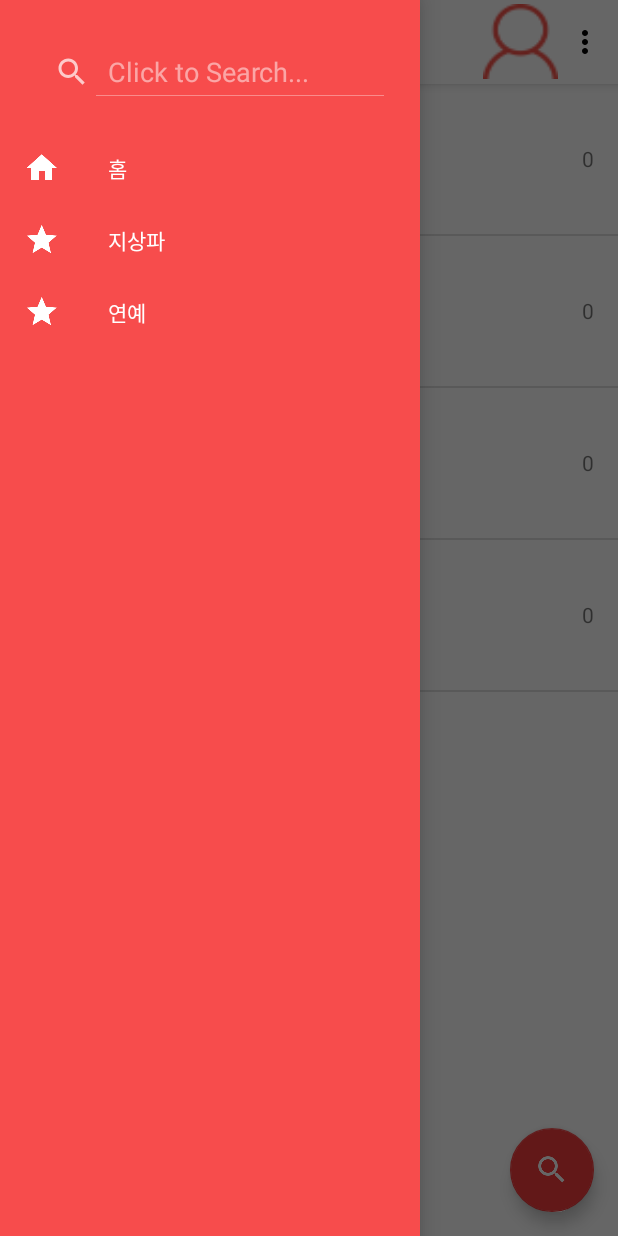
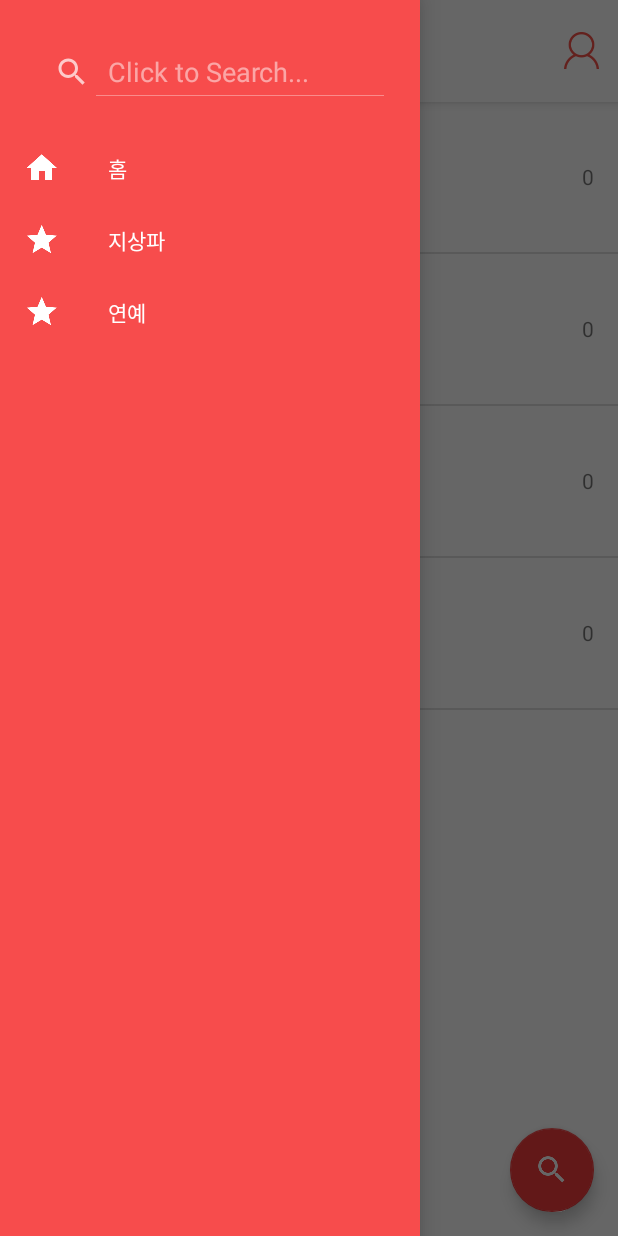
Before and after one commit to Nexters/bullpanApp, an Android app: the MainActivity screen opened directly, with no data from a screen before it, with the side drawer open, on a phone screen of 412 x 824 dp. Run offline under Robolectric (Android 15) with nearby library versions, the phone set to English and light mode, and no system bars; pictures from the network do not load; 3 statements that could not run were skipped.

Commit message:
toolbar부분 마진 수정 및 아이콘 수정

```diff
--- a/app/src/main/java/com/bullpan/bullpanapp/activity/MainActivity.java
+++ b/app/src/main/java/com/bullpan/bullpanapp/activity/MainActivity.java
@@ -8,6 +8,7 @@ import android.os.Bundle;
 import android.support.design.widget.FloatingActionButton;
 import android.support.v4.widget.SwipeRefreshLayout;
 import android.support.v7.widget.SearchView;
+import android.view.Gravity;
 import android.view.View;
 import android.support.design.widget.NavigationView;
 import android.support.v4.view.GravityCompat;
@@ -69,6 +70,8 @@ public class MainActivity extends AppCompatActivity
         drawer = (DrawerLayout) findViewById(R.id.drawer_layout);
         toggle = new ActionBarDrawerToggle(
                 this, drawer, toolbar, R.string.navigation_drawer_open, R.string.navigation_drawer_close);
+        toggle.setDrawerIndicatorEnabled(false);
+        toolbar.setNavigationIcon(R.drawable.ic_drawer_red);
         navigationView = (NavigationView) findViewById(R.id.nav_view);
         mSwipeRefreshLayout = (SwipeRefreshLayout) findViewById(R.id.swipe_refresh_layout);
         mChannelListView = (ListView) findViewById(android.R.id.list);
@@ -77,6 +80,7 @@ public class MainActivity extends AppCompatActivity
         mListAdapter = new ChannelListAdapter(this, mTvChannels);
 
         btnUser = (ImageButton)findViewById(R.id.btnUserinfo);
+        btnUser.setVisibility(View.GONE);
         btnUser.setOnClickListener(new View.OnClickListener()
         {
             @Override
@@ -90,6 +94,12 @@ public class MainActivity extends AppCompatActivity
 
     private void initEvents() {
         drawer.setDrawerListener(toggle);
+        toolbar.setNavigationOnClickListener(new View.OnClickListener() {
+            @Override
+            public void onClick(View v) {
+                drawer.openDrawer(Gravity.LEFT);
+            }
+        });
         toggle.syncState();
         fab.setOnClickListener(new View.OnClickListener() {
             @Override
@@ -204,8 +214,8 @@ public class MainActivity extends AppCompatActivity
         int id = item.getItemId();
 
         //noinspection SimplifiableIfStatement
-        if (id == R.id.action_settings) {
-            return true;
+        if (id == R.id.action_mypage) {
+            startActivity(new Intent(MainActivity.this, UserInfoActivity.class));
         }
 
         return super.onOptionsItemSelected(item);
--- a/app/src/main/res/layout/app_bar_main.xml
+++ b/app/src/main/res/layout/app_bar_main.xml
@@ -19,7 +19,14 @@
             android:layout_width="match_parent"
             android:layout_height="?attr/actionBarSize"
             android:background="?attr/colorPrimary"
-            app:popupTheme="@style/ThemeOverlay.AppCompat.ActionBar">
+            app:theme="@style/Custom.Widget.toolbar"
+            android:contentInsetLeft="10dp"
+            android:contentInsetStart="10dp"
+            android:paddingLeft="5dp"
+            android:paddingRight="5dp"
+            app:navigationIcon="@drawable/ic_my_page"
+            app:contentInsetLeft="0dp"
+            app:contentInsetStart="0dp">
             <ImageView
                 android:layout_height="wrap_content"
                 android:layout_width="wrap_content"
--- a/app/src/main/res/layout/content_main.xml
+++ b/app/src/main/res/layout/content_main.xml
@@ -6,7 +6,7 @@
     android:layout_width="match_parent"
     android:layout_height="match_parent"
     app:layout_behavior="@string/appbar_scrolling_view_behavior"
-    tools:showIn="@layout/app_bar_main"
+    tools:showIn="@layout/too"
     tools:context=".MainActivity">
 
 
--- a/app/src/main/res/menu/main.xml
+++ b/app/src/main/res/menu/main.xml
@@ -2,8 +2,11 @@
       xmlns:app="http://schemas.android.com/apk/res-auto"
       xmlns:tools="http://schemas.android.com/tools"
       tools:context=".MainActivity">
-    <item android:id="@+id/action_settings"
-          android:name="@string/action_settings"
+    <item android:id="@+id/action_mypage"
+          android:name="mypage"
+          android:title="mypage"
           android:orderInCategory="100"
-          app:showAsAction="never"/>
+
+          android:icon="@drawable/ic_my_page"
+          app:showAsAction="ifRoom"/>
 </menu>
--- a/app/src/main/res/values-v21/styles.xml
+++ b/app/src/main/res/values-v21/styles.xml
@@ -5,4 +5,19 @@
         <item name="android:windowDrawsSystemBarBackgrounds">true</item>
         <item name="android:statusBarColor">@android:color/transparent</item>
     </style>
+
+    <style name="BullpanTheme.NoActionBar" parent="BullpanTheme">
+        <item name="windowActionBar">false</item>
+        <item name="windowNoTitle">true</item>
+        <item name="android:toolbarStyle">@style/Custom.Widget.toolbar</item>
+    </style>
+    <style name="Custom.Widget.toolbar" parent="Widget.AppCompat.Toolbar">
+        <!--<item name="android:paddingLeft">5dp</item>-->
+        <item name="contentInsetStart">0dp</item>
+        <item name="contentInsetLeft">0dp</item>
+        <item name="android:paddingLeft">5dp</item>
+        <item name="android:paddingRight">5dp</item>
+        <item name="android:navigationIcon">@drawable/ic_drawer_red</item>
+    </style>
+
 </resources>
--- a/app/src/main/res/values/styles.xml
+++ b/app/src/main/res/values/styles.xml
@@ -13,7 +13,12 @@
         <item name="windowNoTitle">true</item>
     </style>
 
-    <style name="AppTheme.AppBarOverlay" parent="ThemeOverlay.AppCompat.Dark.ActionBar" />
+    <style name="AppTheme.AppBarOverlay" parent="ThemeOverlay.AppCompat.Dark.ActionBar" >
+        <!--<item name="contentInsetStart">40dp</item>-->
+        <!--<item name="contentInsetEnd">40dp</item>-->
+        <!--<item name="android:paddingLeft">5dp</item>-->
+        <!--<item name="android:paddingRight">5dp</item>-->
+        </style>
 
     <style name="AppTheme.PopupOverlay" parent="ThemeOverlay.AppCompat.Light" />
 
@@ -33,6 +38,7 @@
         <item name="colorPrimary">@color/colorWhite</item>
         <item name="colorPrimaryDark">@color/colorBlack</item>
         <item name="colorAccent">@color/colorRedAccent</item>
+        <item name="android:actionBarSize">67.67dp</item>
         <item name="android:windowBackground">@color/colorWhite</item>
         <item name="android:textColorPrimary">@color/colorBlack</item>
         <!--<item name="android:textColorSecondary">@color/colorBlack</item>-->
@@ -41,16 +47,24 @@
     <style name="BullpanTheme.NoActionBar" parent="BullpanTheme">
         <item name="windowActionBar">false</item>
         <item name="windowNoTitle">true</item>
+        <item name="toolbarStyle">@style/Custom.Widget.toolbar</item>
     </style>
-
+    <style name="Custom.Widget.toolbar" parent="Widget.AppCompat.Toolbar">
+        <item name="contentInsetStart">0dp</item>
+        <item name="contentInsetLeft">0dp</item>
+        <item name="android:paddingLeft">5dp</item>
+        <item name="android:paddingRight">5dp</item>
+        <item name="android:navigationIcon">@drawable/ic_drawer_red</item>
+    </style>
     <style name="BullpanTheme.AppBar" parent="">
         <item name="popupTheme">@style/ThemeOverlay.AppCompat.Light</item>
         <item name="theme">@style/ThemeOverlay.AppCompat.Dark.ActionBar</item>
     </style>
 
-    <style name="BullpanTheme.AppBarOverlay" parent="BullpanTheme">
+    <style name="BullpanTheme.AppBarOverlay" parent="Base.ThemeOverlay.AppCompat.ActionBar">
         <item name="colorControlNormal">?android:attr/textColorPrimary</item>
         <item name="searchViewStyle">@style/Widget.AppCompat.SearchView.ActionBar</item>
+        <!--<item name="android:paddingLeft">40dp</item>-->
     </style>
 
     <style name="BullpanTheme.PopupOverlay" parent="ThemeOverlay.AppCompat.Light" />
```
